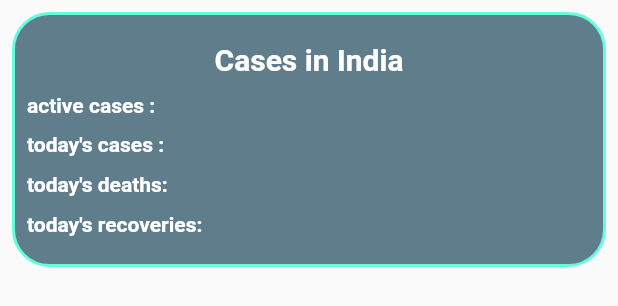
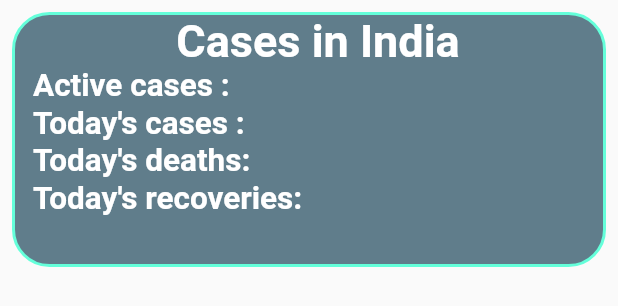
Before and after one commit to Shashank0271/covid-19-app, a Flutter app: the IndiaPanel widget shown alone on an empty page, opened directly with empty values, on a phone screen of 412 x 824 dp. Shown: the top 306 px of the screen. Run offline on Flutter 3.47's test engine with Material 2 defaults, Android fonts, the phone set to English and light mode, and no system bars; our stand-ins replace font_awesome_flutter; network calls fail; Roboto replaces fonts that are missing (Dongle).

Commit message:
updated files

```diff
--- a/lib/indias_panel.dart
+++ b/lib/indias_panel.dart
@@ -1,10 +1,4 @@
 import 'package:flutter/material.dart';
-
-const sty = TextStyle(
-  color: Colors.white,
-  fontWeight: FontWeight.bold,
-  fontFamily: 'Dongle',
-);
 
 class IndiaPanel extends StatelessWidget {
   final String? activeCases;
@@ -17,6 +11,13 @@ class IndiaPanel extends StatelessWidget {
       @required this.activeCases,
       @required this.todayRecovered});
 
+  TextStyle applyStyle(double size) => TextStyle(
+        fontSize: size,
+        color: Colors.white,
+        fontWeight: FontWeight.bold,
+        fontFamily: 'Dongle',
+      );
+
   @override
   Widget build(BuildContext context) {
     return Container(
@@ -24,29 +25,21 @@ class IndiaPanel extends StatelessWidget {
       margin: const EdgeInsets.all(8),
       width: MediaQuery.of(context).size.width,
       child: Padding(
-        padding: const EdgeInsets.all(8.0),
+        padding: const EdgeInsets.only(left: 12.0, bottom: 3),
         child: Column(
-          mainAxisAlignment: MainAxisAlignment.spaceEvenly,
+          //mainAxisAlignment: MainAxisAlignment.spaceEvenly,
           children: [
-            const Text(
+            Text(
               "Cases in India",
-              style: TextStyle(
-                color: Colors.white,
-                fontWeight: FontWeight.bold,
-                fontFamily: 'Dongle',
-                fontSize: 20,
-              ),
+              style: applyStyle(30),
             ),
 
             /// #1 active cases
             SizedBox(
               width: double.infinity,
               child: Text(
-                'active cases : $activeCases',
-                style: const TextStyle(
-                  color: Colors.white,
-                  fontWeight: FontWeight.bold,
-                ),
+                'Active cases : $activeCases',
+                style: applyStyle(21),
                 textAlign: TextAlign.start,
               ),
             ),
@@ -55,11 +48,8 @@ class IndiaPanel extends StatelessWidget {
             SizedBox(
               width: double.infinity,
               child: Text(
-                'today\'s cases : $todayCases',
-                style: const TextStyle(
-                  color: Colors.white,
-                  fontWeight: FontWeight.bold,
-                ),
+                'Today\'s cases : $todayCases',
+                style: applyStyle(21),
                 textAlign: TextAlign.start,
               ),
             ),
@@ -68,11 +58,8 @@ class IndiaPanel extends StatelessWidget {
             SizedBox(
               width: double.infinity,
               child: Text(
-                'today\'s deaths: $todayDeaths',
-                style: const TextStyle(
-                  color: Colors.white,
-                  fontWeight: FontWeight.bold,
-                ),
+                'Today\'s deaths: $todayDeaths',
+                style: applyStyle(21),
                 textAlign: TextAlign.start,
               ),
             ),
@@ -81,11 +68,8 @@ class IndiaPanel extends StatelessWidget {
             SizedBox(
               width: double.infinity,
               child: Text(
-                'today\'s recoveries: $todayRecovered',
-                style: const TextStyle(
-                  color: Colors.white,
-                  fontWeight: FontWeight.bold,
-                ),
+                'Today\'s recoveries: $todayRecovered',
+                style: applyStyle(21),
                 textAlign: TextAlign.start,
               ),
             ),
```
Also changed, not shown: lib/main.dart (+4 -4 lines), lib/wwstatus_panel.dart (+8 -4 lines).
